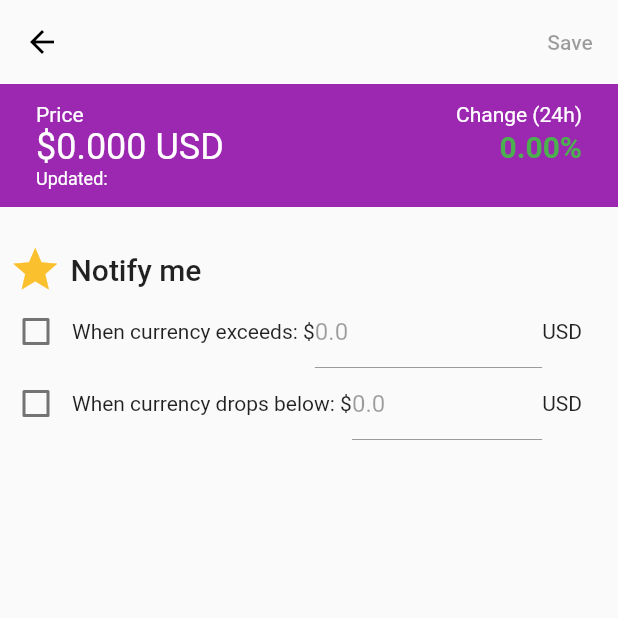
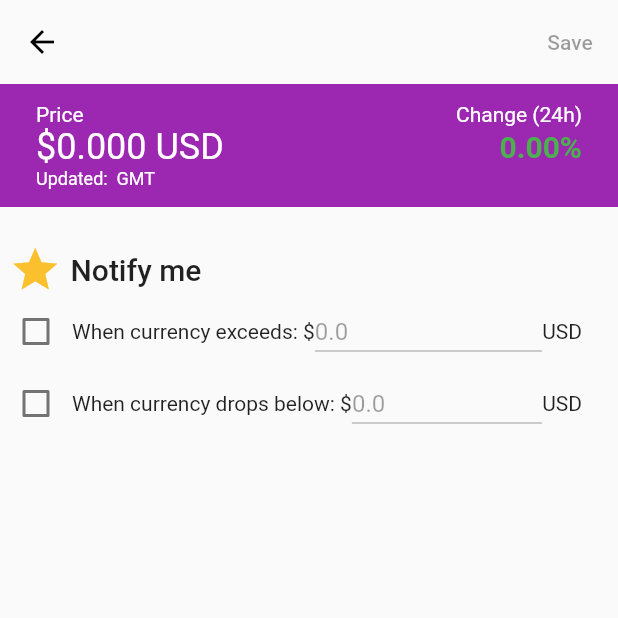
Before and after one commit to gu-tig169/Projektgrupp4, a Flutter app: the CurrencyScreen screen opened directly with empty values, after a tap on the "star" icon, on a phone screen of 412 x 824 dp, the top half of it. Run offline on Flutter 3.47's test engine with Material 2 defaults, Android fonts, the phone set to English and light mode, and no system bars; missing offline and left inert: loading_animations.

Commit message:
Edited textfield underline & made insane regex

```diff
--- a/lib/screens/currency_screen/currency_screen.dart
+++ b/lib/screens/currency_screen/currency_screen.dart
@@ -119,7 +119,7 @@ class _CurrencyScreenState extends State<CurrencyScreen> {
                             fontWeight: FontWeight.bold))
                   ],
                 ),
-                Text('Updated: ${widget.currency.lastUpdated}',
+                Text('Updated: ${widget.currency.lastUpdated.replaceAll(new RegExp(r'.000Z'), '').replaceAll(new RegExp(r'[0-9][0-9][0-9][0-9]-[0-9][0-9]-[0-9][0-9]'), 'today',).replaceAll(new RegExp(r'T'), ' at ',)} GMT',
                     style: TextStyle(color: Colors.white, fontSize: 12))
               ],
             ),
@@ -170,6 +170,8 @@ class _CurrencyScreenState extends State<CurrencyScreen> {
                   }),
               Text('When currency exceeds: \$'),
               Expanded(
+                  child: Container(
+                    height: 26,
                     child: TextField(
                 controller: upperController,
                 enabled: _hasUpperThreshold,
@@ -180,6 +182,7 @@ class _CurrencyScreenState extends State<CurrencyScreen> {
                 inputFormatters: [
                     FilteringTextInputFormatter.allow(RegExp(r'[0-9.]')),
                 ],
+              ),
                   )),
               Text('USD')
             ],
@@ -196,6 +199,8 @@ class _CurrencyScreenState extends State<CurrencyScreen> {
                   }),
               Text('When currency drops below: \$'),
               Expanded(
+                  child: Container(
+                    height: 26,
                     child: TextField(
                 controller: lowerController,
                 enabled: _hasLowerThreshold,
@@ -206,6 +211,7 @@ class _CurrencyScreenState extends State<CurrencyScreen> {
                 inputFormatters: [
                     FilteringTextInputFormatter.allow(RegExp(r'[0-9.]')),
                 ],
+              ),
                   )),
               Text('USD')
             ],
```
Lines whose indentation alone changed are shown as unchanged.
